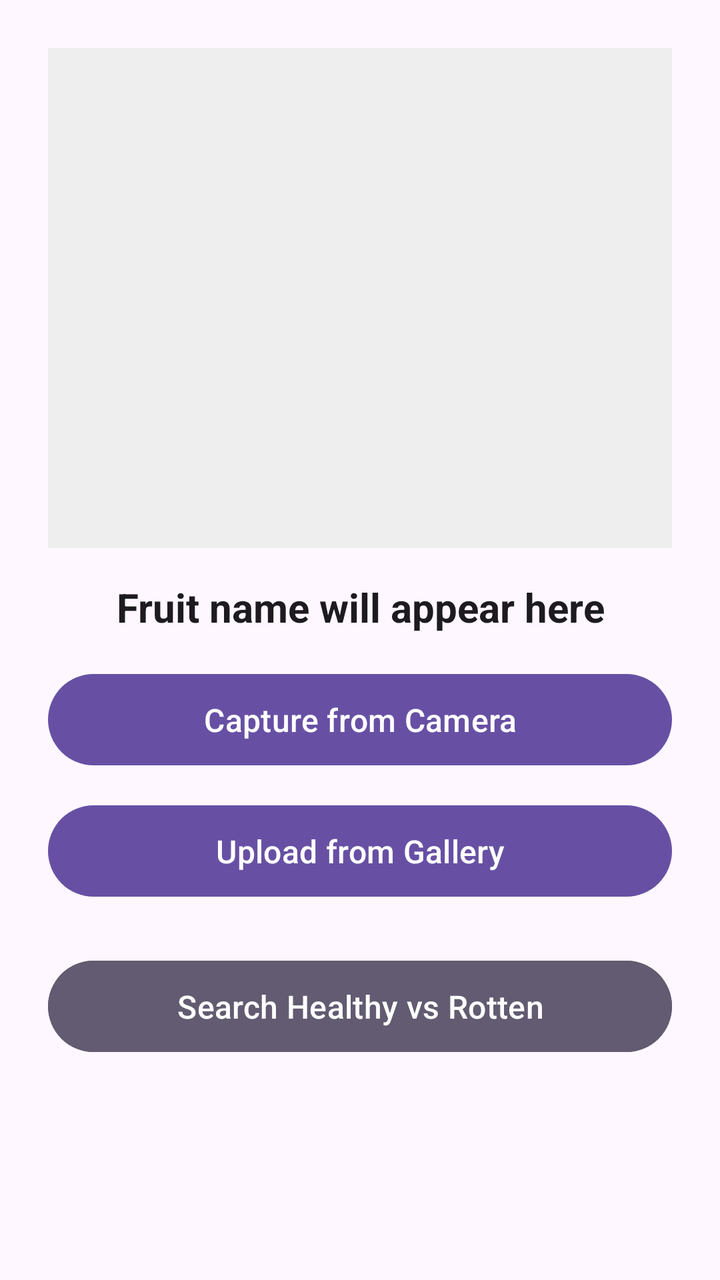
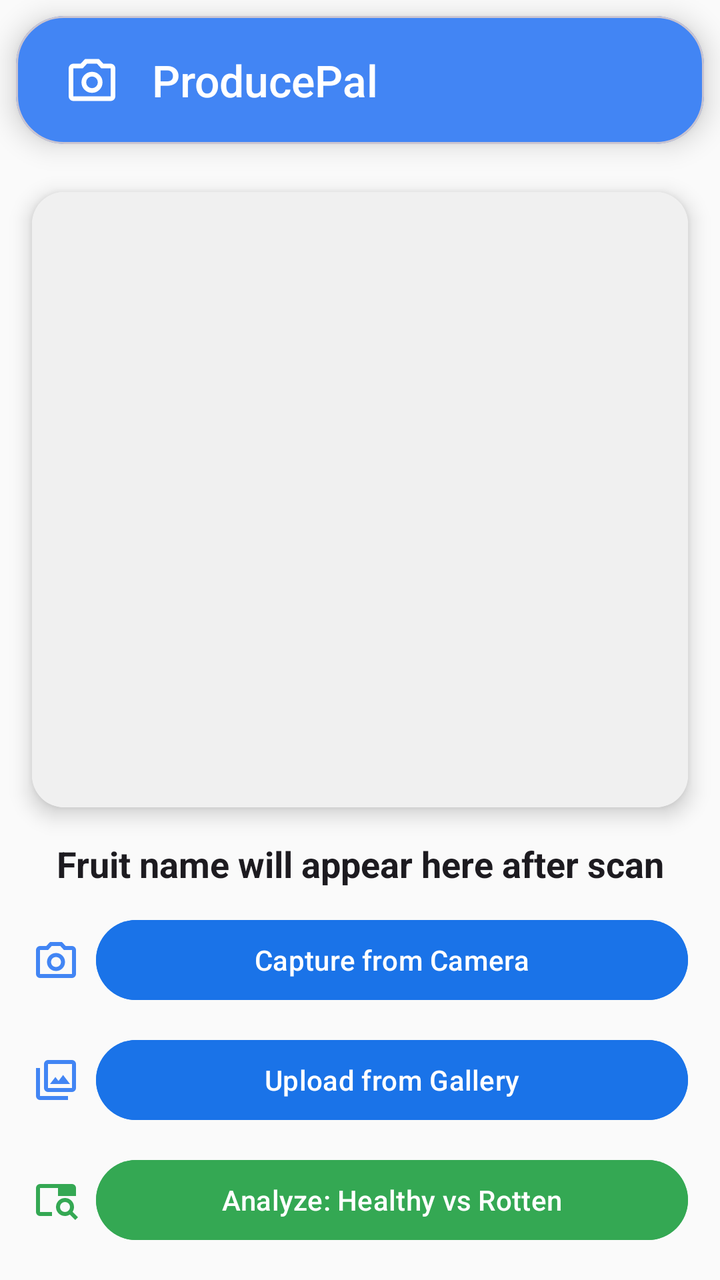

An Android layout rendered at two revisions. The XML below is the earlier revision; the diff shows what the commit changed to produce the second picture.
<!-- AndroidManifest.xml: application theme Theme.ProducePal -->
<!-- res/layout/activity_main.xml -->
<?xml version="1.0" encoding="utf-8"?>
<LinearLayout
    xmlns:android="http://schemas.android.com/apk/res/android"
    xmlns:tools="http://schemas.android.com/tools"
    android:layout_width="match_parent"
    android:layout_height="match_parent"
    android:orientation="vertical"
    android:padding="24dp"
    android:background="?android:attr/windowBackground"
    tools:context=".MainActivity">

    
    <ImageView
        android:id="@+id/imageView"
        android:layout_width="match_parent"
        android:layout_height="250dp"
        android:layout_marginBottom="16dp"
        android:scaleType="centerCrop"
        android:background="#EEE" />

    
    <TextView
        android:id="@+id/tvResult"
        android:layout_width="match_parent"
        android:layout_height="wrap_content"
        android:text="Fruit name will appear here"
        android:textAlignment="center"
        android:textSize="20sp"
        android:textStyle="bold"
        android:textColor="?android:attr/textColorPrimary"
        android:layout_marginBottom="16dp" />

    
    <Button
        android:id="@+id/btnCapture"
        android:layout_width="match_parent"
        android:layout_height="wrap_content"
        android:text="Capture from Camera"
        android:textAllCaps="false"
        android:textSize="16sp"
        android:layout_marginBottom="12dp"
        android:padding="12dp"
        android:elevation="4dp" />

    
    <Button
        android:id="@+id/btnGallery"
        android:layout_width="match_parent"
        android:layout_height="wrap_content"
        android:text="Upload from Gallery"
        android:textAllCaps="false"
        android:textSize="16sp"
        android:layout_marginBottom="12dp"
        android:padding="12dp"
        android:elevation="4dp" />

    <Button
        android:id="@+id/btnSearch"
        android:layout_width="match_parent"
        android:layout_height="wrap_content"
        android:text="Search Healthy vs Rotten"
        android:textAllCaps="false"
        android:textSize="16sp"
        android:backgroundTint="?attr/colorSecondary"
        android:textColor="@android:color/white"
        android:enabled="false"
        android:layout_marginTop="12dp"
        android:padding="12dp"
        android:elevation="4dp" />
</LinearLayout>
<!-- resources referenced by this layout -->
<resources>
  <style name="Theme.ProducePal" parent="Base.Theme.ProducePal" />
  <style name="Base.Theme.ProducePal" parent="Theme.Material3.DayNight.NoActionBar">
          
          
      </style>
</resources>

<!-- the commit's change to res/layout/activity_main.xml (unified diff, before → after) -->
@@ -1,70 +1,166 @@
 <?xml version="1.0" encoding="utf-8"?>
 <LinearLayout
     xmlns:android="http://schemas.android.com/apk/res/android"
+    xmlns:app="http://schemas.android.com/apk/res-auto"
     xmlns:tools="http://schemas.android.com/tools"
+    android:id="@+id/rootLayout"
     android:layout_width="match_parent"
     android:layout_height="match_parent"
     android:orientation="vertical"
-    android:padding="24dp"
-    android:background="?android:attr/windowBackground"
+    android:background="@color/backgroundLight"
     tools:context=".MainActivity">
 
     
-    <ImageView
-        android:id="@+id/imageView"
+    <com.google.android.material.card.MaterialCardView
         android:layout_width="match_parent"
-        android:layout_height="250dp"
-        android:layout_marginBottom="16dp"
-        android:scaleType="centerCrop"
-        android:background="#EEE" />
+        android:layout_height="64dp"
+        android:layout_margin="8dp"
+        android:layout_gravity="top"
+        app:cardElevation="8dp"
+        app:cardBackgroundColor="@color/colorPrimary"
+        app:shapeAppearanceOverlay="@style/RoundedAllCorners">
+
+        <LinearLayout
+            android:layout_width="match_parent"
+            android:layout_height="match_parent"
+            android:orientation="horizontal"
+            android:gravity="center_vertical"
+            android:paddingStart="24dp"
+            android:paddingEnd="24dp">
+
+            <ImageView
+                android:layout_width="28dp"
+                android:layout_height="28dp"
+                android:src="@drawable/ic_camera"
+                android:contentDescription="App icon"
+                app:tint="@android:color/white" />
+
+            <TextView
+                android:layout_width="wrap_content"
+                android:layout_height="wrap_content"
+                android:text="ProducePal"
+                android:textColor="@android:color/white"
+                android:textSize="22sp"
+                android:layout_marginStart="16dp"
+                android:fontFamily="sans-serif-medium" />
+        </LinearLayout>
+    </com.google.android.material.card.MaterialCardView>
+
+    
+    <androidx.cardview.widget.CardView
+        android:layout_width="match_parent"
+        android:layout_height="0dp"
+        android:layout_weight="1"
+        app:cardCornerRadius="16dp"
+        app:cardElevation="6dp"
+        app:cardBackgroundColor="@color/cardBackground"
+        android:layout_margin="16dp">
+
+        <ImageView
+            android:id="@+id/imageView"
+            android:layout_width="match_parent"
+            android:layout_height="match_parent"
+            android:scaleType="centerCrop"
+            android:contentDescription="Selected or captured image"
+            android:background="#F0F0F0" />
+    </androidx.cardview.widget.CardView>
 
     
     <TextView
         android:id="@+id/tvResult"
         android:layout_width="match_parent"
         android:layout_height="wrap_content"
-        android:text="Fruit name will appear here"
-        android:textAlignment="center"
-        android:textSize="20sp"
+        android:gravity="center"
+        android:text="Fruit name will appear here after scan"
+        android:textSize="18sp"
         android:textStyle="bold"
         android:textColor="?android:attr/textColorPrimary"
-        android:layout_marginBottom="16dp" />
+        android:layout_marginHorizontal="16dp"
+        android:layout_marginBottom="12dp" />
 
     
-    <Button
-        android:id="@+id/btnCapture"
+    <LinearLayout
         android:layout_width="match_parent"
         android:layout_height="wrap_content"
-        android:text="Capture from Camera"
-        android:textAllCaps="false"
-        android:textSize="16sp"
-        android:layout_marginBottom="12dp"
-        android:padding="12dp"
-        android:elevation="4dp" />
+        android:orientation="horizontal"
+        android:gravity="center"
+        android:layout_marginHorizontal="16dp"
+        android:layout_marginBottom="12dp">
+
+        <ImageView
+            android:layout_width="24dp"
+            android:layout_height="24dp"
+            android:layout_marginEnd="8dp"
+            android:src="@drawable/ic_camera"
+            app:tint="@color/colorPrimary" />
+
+        <Button
+            android:id="@+id/btnCapture"
+            android:layout_width="0dp"
+            android:layout_height="wrap_content"
+            android:layout_weight="1"
+            android:text="Capture from Camera"
+            android:textAllCaps="false"
+            android:backgroundTint="@color/buttonColor"
+            android:textColor="@color/buttonTextColor"
+            android:fontFamily="sans-serif-medium" />
+    </LinearLayout>
 
     
-    <Button
-        android:id="@+id/btnGallery"
+    <LinearLayout
         android:layout_width="match_parent"
         android:layout_height="wrap_content"
-        android:text="Upload from Gallery"
-        android:textAllCaps="false"
-        android:textSize="16sp"
-        android:layout_marginBottom="12dp"
-        android:padding="12dp"
-        android:elevation="4dp" />
+        android:orientation="horizontal"
+        android:gravity="center"
+        android:layout_marginHorizontal="16dp"
+        android:layout_marginBottom="12dp">
 
-    <Button
-        android:id="@+id/btnSearch"
+        <ImageView
+            android:layout_width="24dp"
+            android:layout_height="24dp"
+            android:layout_marginEnd="8dp"
+            android:src="@drawable/ic_gallery"
+            app:tint="@color/colorPrimary" />
+
+        <Button
+            android:id="@+id/btnGallery"
+            android:layout_width="0dp"
+            android:layout_height="wrap_content"
+            android:layout_weight="1"
+            android:text="Upload from Gallery"
+            android:textAllCaps="false"
+            android:backgroundTint="@color/buttonColor"
+            android:textColor="@color/buttonTextColor"
+            android:fontFamily="sans-serif-medium" />
+    </LinearLayout>
+
+    
+    <LinearLayout
         android:layout_width="match_parent"
         android:layout_height="wrap_content"
-        android:text="Search Healthy vs Rotten"
-        android:textAllCaps="false"
-        android:textSize="16sp"
-        android:backgroundTint="?attr/colorSecondary"
-        android:textColor="@android:color/white"
-        android:enabled="false"
-        android:layout_marginTop="12dp"
-        android:padding="12dp"
-        android:elevation="4dp" />
+        android:orientation="horizontal"
+        android:gravity="center"
+        android:layout_marginHorizontal="16dp"
+        android:layout_marginBottom="16dp">
+
+        <ImageView
+            android:layout_width="24dp"
+            android:layout_height="24dp"
+            android:layout_marginEnd="8dp"
+            android:src="@drawable/ic_search"
+            app:tint="@color/colorAccent" />
+
+        <Button
+            android:id="@+id/btnSearch"
+            android:layout_width="0dp"
+            android:layout_height="wrap_content"
+            android:layout_weight="1"
+            android:text="Analyze: Healthy vs Rotten"
+            android:textAllCaps="false"
+            android:enabled="false"
+            android:backgroundTint="@color/colorAccent"
+            android:textColor="@color/buttonTextColor"
+            android:fontFamily="sans-serif-medium" />
+    </LinearLayout>
+
 </LinearLayout>
<!-- resource entries referenced after the edit -->
@@ -1,5 +1,33 @@
 <!-- resources referenced by this layout -->
 <resources>
+  <color name="backgroundLight">#FAFAFA</color>
+  <color name="buttonColor">#1A73E8</color>
+  <color name="buttonTextColor">#FFFFFF</color>
+  <color name="cardBackground">#FFFFFF</color>
+  <color name="colorAccent">#34A853</color>
+  <color name="colorPrimary">#4285F4</color>
+  <!-- drawable ic_camera (drawable) -->
+  <vector xmlns:android="http://schemas.android.com/apk/res/android" android:height="40dp" android:viewportHeight="960" android:viewportWidth="960" android:width="40dp">
+        
+      <path android:fillColor="@color/colorPrimary" android:pathData="M480,700q75,0 127.5,-52.5T660,520q0,-75 -52.5,-127.5T480,340q-75,0 -127.5,52.5T300,520q0,75 52.5,127.5T480,700ZM480,620q-42,0 -71,-29t-29,-71q0,-42 29,-71t71,-29q42,0 71,29t29,71q0,42 -29,71t-71,29ZM160,840q-33,0 -56.5,-23.5T80,760v-480q0,-33 23.5,-56.5T160,200h126l74,-80h240l74,80h126q33,0 56.5,23.5T880,280v480q0,33 -23.5,56.5T800,840L160,840ZM160,760h640v-480L638,280l-73,-80L395,200l-73,80L160,280v480ZM480,520Z"/>
+      
+  </vector>
+  <!-- drawable ic_gallery (drawable) -->
+  <vector xmlns:android="http://schemas.android.com/apk/res/android" android:height="30dp" android:viewportHeight="960" android:viewportWidth="960" android:width="30dp">
+        
+      <path android:fillColor="#e3e3e3" android:pathData="M360,560h400L622,380l-92,120 -62,-80 -108,140ZM320,720q-33,0 -56.5,-23.5T240,640v-480q0,-33 23.5,-56.5T320,80h480q33,0 56.5,23.5T880,160v480q0,33 -23.5,56.5T800,720L320,720ZM320,640h480v-480L320,160v480ZM160,880q-33,0 -56.5,-23.5T80,800v-560h80v560h560v80L160,880ZM320,160v480,-480Z"/>
+      
+  </vector>
+  <!-- drawable ic_search (drawable) -->
+  <vector xmlns:android="http://schemas.android.com/apk/res/android" android:height="30dp" android:viewportHeight="960" android:viewportWidth="960" android:width="30dp">
+        
+      <path android:fillColor="#e3e3e3" android:pathData="M160,800q-33,0 -56.5,-23.5T80,720v-480q0,-33 23.5,-56.5T160,160h640q33,0 56.5,23.5T880,240v160L520,400v-160L160,240v480h240v80L160,800ZM160,720v-360,40 -160,480ZM864,880 L756,772q-22,13 -46,20.5t-50,7.5q-75,0 -127.5,-52.5T480,620q0,-75 52.5,-127.5T660,440q75,0 127.5,52.5T840,620q0,26 -7.5,50T812,716l108,108 -56,56ZM660,720q42,0 71,-29t29,-71q0,-42 -29,-71t-71,-29q-42,0 -71,29t-29,71q0,42 29,71t71,29Z"/>
+      
+  </vector>
+  <style name="RoundedAllCorners" parent="">
+          <item name="cornerFamily">rounded</item>
+          <item name="cornerSize">24dp</item>
+      </style>
   <style name="Theme.ProducePal" parent="Base.Theme.ProducePal" />
   <style name="Base.Theme.ProducePal" parent="Theme.Material3.DayNight.NoActionBar">
           
